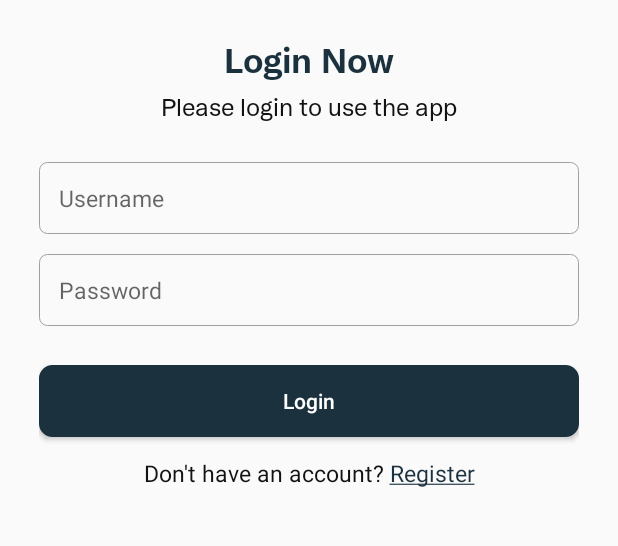
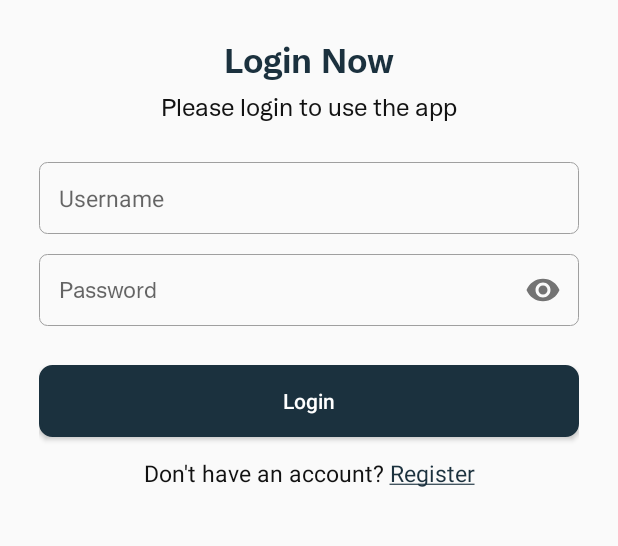
Before and after one commit to iamoko/assignment, an Android app: the LoginActivity screen opened directly, with no data from a screen before it, on a phone screen of 412 x 824 dp, the part 440-986 px from its top. Run offline under Robolectric (Android 15) with nearby library versions, the phone set to English and light mode, and no system bars; our stand-ins replace Room's generated code, sdp/ssp sizes.

Commit message:
Complete registration and login

```diff
--- a/app/src/main/AndroidManifest.xml
+++ b/app/src/main/AndroidManifest.xml
@@ -26,7 +26,8 @@
         </activity>
         <activity
             android:name=".ui.auth.RegisterActivity"
-            android:exported="false" />
+            android:exported="false"
+            android:windowSoftInputMode="adjustResize" />
         <activity
             android:name=".ui.dashboard.PortfolioActivity"
             android:exported="false" />
@@ -35,7 +36,8 @@
             android:exported="false" />
         <activity
             android:name=".ui.auth.LoginActivity"
-            android:exported="false" />
+            android:exported="false"
+            android:windowSoftInputMode="adjustResize" />
         <activity
             android:name=".MainActivity"
             android:exported="false" />
--- a/app/src/main/java/com/microinvestment/ui/auth/LoginActivity.kt
+++ b/app/src/main/java/com/microinvestment/ui/auth/LoginActivity.kt
@@ -6,6 +6,7 @@ import android.view.View
 import android.widget.Toast
 import androidx.appcompat.app.AppCompatActivity
 import androidx.lifecycle.ViewModelProvider
+import com.google.android.material.textfield.TextInputLayout
 import com.microinvestment.MainActivity
 import com.microinvestment.R
 import com.microinvestment.databinding.ActivityLoginBinding
@@ -54,6 +55,8 @@ class LoginActivity : AppCompatActivity() {
     private fun initViews() {
         sharedPref = SharedPrefManager(this)
         binding.apply {
+            /** Password toggle */
+            textInput.endIconMode = TextInputLayout.END_ICON_PASSWORD_TOGGLE
 
             // Login button click handler
             loginButton.setOnClickListener {
--- a/app/src/main/java/com/microinvestment/ui/auth/RegisterActivity.kt
+++ b/app/src/main/java/com/microinvestment/ui/auth/RegisterActivity.kt
@@ -5,7 +5,9 @@ import android.os.Bundle
 import android.view.View
 import android.widget.Toast
 import androidx.appcompat.app.AppCompatActivity
+import androidx.core.widget.addTextChangedListener
 import androidx.lifecycle.ViewModelProvider
+import com.google.android.material.textfield.TextInputLayout
 import com.microinvestment.R
 import com.microinvestment.databinding.ActivityRegisterBinding
 import com.microinvestment.utils.Utils.makeLinks
@@ -47,6 +49,8 @@ class RegisterActivity : AppCompatActivity() {
 
     private fun initViews() {
         binding.apply {
+            /** Password toggle */
+            textInput.endIconMode = TextInputLayout.END_ICON_PASSWORD_TOGGLE
             registerButton.setOnClickListener {
                 val username = usernameEditText.text.toString().trim()
                 val password = passwordEditText.text.toString().trim()
--- a/app/src/main/java/com/microinvestment/viewmodels/AuthViewModel.kt
+++ b/app/src/main/java/com/microinvestment/viewmodels/AuthViewModel.kt
@@ -48,4 +48,8 @@ class AuthViewModel(application: Application) : AndroidViewModel(application) {
             }
         }
     }
+
+    fun getUserById(userId: Int): User? {
+        return db.userDao().getUserById(userId)
+    }
 }
--- a/app/src/main/res/layout/activity_login.xml
+++ b/app/src/main/res/layout/activity_login.xml
@@ -1,5 +1,6 @@
 <?xml version="1.0" encoding="utf-8"?>
 <RelativeLayout xmlns:android="http://schemas.android.com/apk/res/android"
+    xmlns:app="http://schemas.android.com/apk/res-auto"
     xmlns:tools="http://schemas.android.com/tools"
     android:id="@+id/main"
     android:layout_width="match_parent"
@@ -51,17 +52,26 @@
             android:padding="@dimen/_10sdp"
             android:textSize="@dimen/_12ssp" />
 
-        <EditText
-            android:id="@+id/passwordEditText"
+        <com.google.android.material.textfield.TextInputLayout
+            android:id="@+id/textInput"
             android:layout_width="match_parent"
             android:layout_height="wrap_content"
             android:layout_marginTop="@dimen/_10sdp"
-            android:background="@drawable/text_input"
-            android:hint="@string/password"
-            android:importantForAutofill="no"
-            android:inputType="textPassword"
-            android:padding="@dimen/_10sdp"
-            android:textSize="@dimen/_12ssp" />
+            app:hintEnabled="false"
+            app:passwordToggleEnabled="false">
+
+            <EditText
+                android:id="@+id/passwordEditText"
+                android:layout_width="match_parent"
+                android:layout_height="wrap_content"
+                android:autofillHints="password"
+                android:background="@drawable/text_input"
+                android:fontFamily="@font/chirp"
+                android:hint="@string/password"
+                android:inputType="textPassword"
+                android:padding="@dimen/_10sdp"
+                android:textSize="@dimen/_12sdp" />
+        </com.google.android.material.textfield.TextInputLayout>
 
 
         <Button
```
Also changed, not shown: app/src/main/java/com/microinvestment/MainActivity.kt (+40 -37 lines), app/src/main/res/layout/activity_register.xml (+25 -12 lines).
